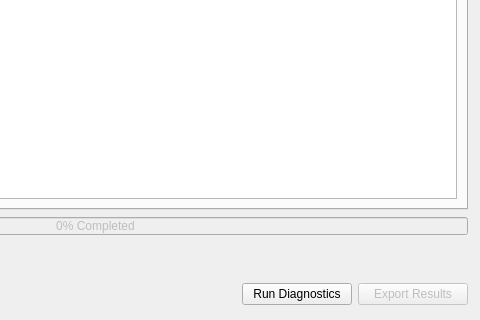
Before: the Qt Designer form Diagnostics/yd_mainwindow.ui in WillForan/yarraclient, drawn with Qt 5; both pictures show x 289 to 769 and y 206 to 526 of the 769 by 526 pixel window.
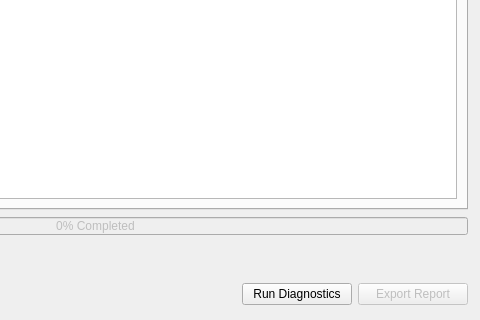
After: the same form once the commit is applied. Icons and pictures are not drawn.

What changed in the file:
```diff
--- a/Diagnostics/yd_mainwindow.ui
+++ b/Diagnostics/yd_mainwindow.ui
@@ -305,7 +305,7 @@
              </size>
             </property>
             <property name="text">
-             <string>Export Results</string>
+             <string>Export Report</string>
             </property>
            </widget>
           </item>
```
